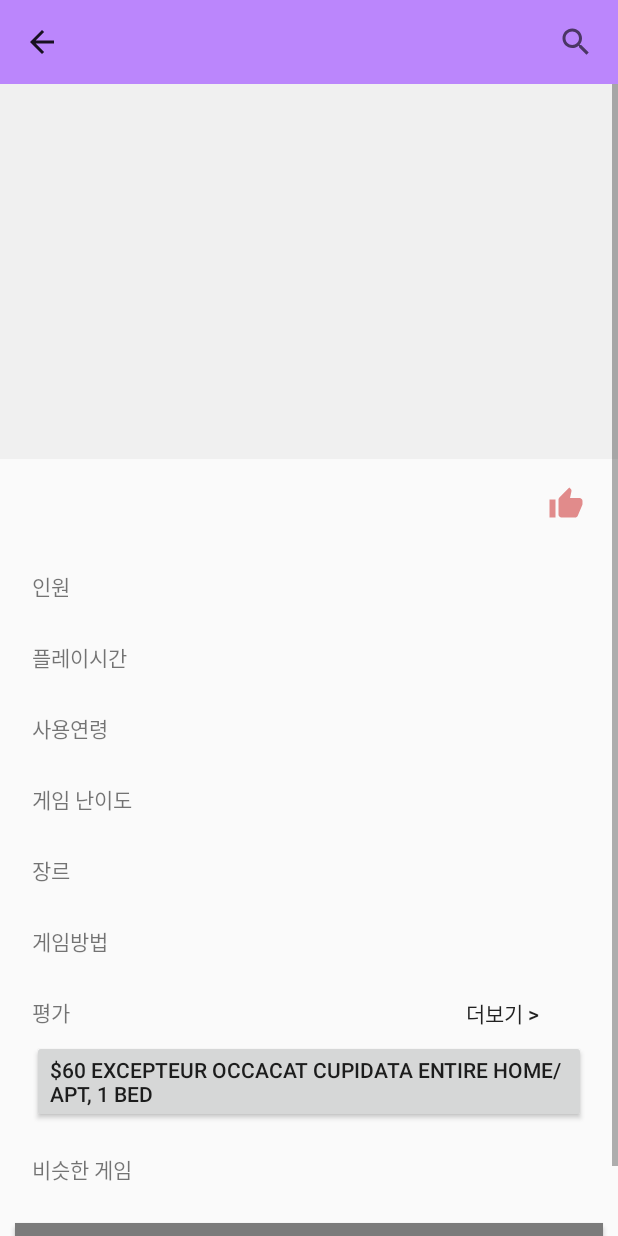
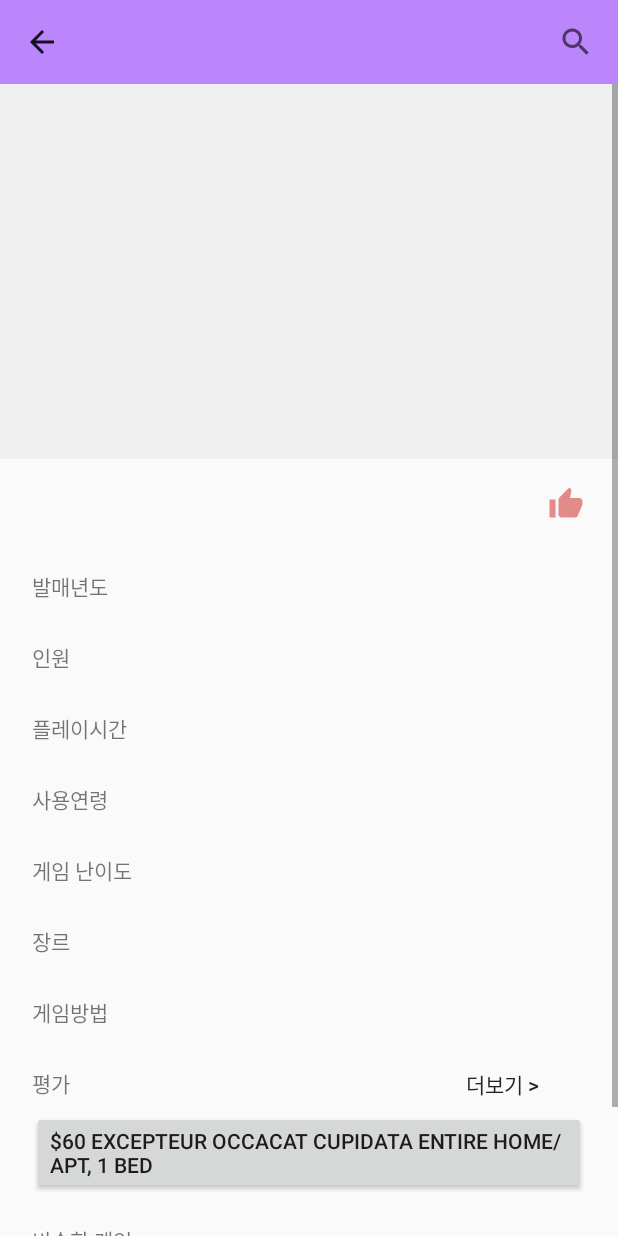
Before and after one commit to NyangX4/BoardGameApp_android, an Android app: the DetailActivity screen opened directly, with no data from a screen before it, on a phone screen of 412 x 824 dp. Run offline under Robolectric (Android 15) with nearby library versions, the phone set to English and light mode, and no system bars; our stand-ins replace data binding; 3 statements that could not run were skipped.

Commit message:
modified class BoardGames - add year variable

```diff
--- a/app/src/main/java/com/example/boardgame/model/BoardGames.kt
+++ b/app/src/main/java/com/example/boardgame/model/BoardGames.kt
@@ -4,6 +4,7 @@ class BoardGames {
     var id: Int? = 0
     var gameImage: Int? = 0
     var gameTitle: String? = null
+    var year : Int?  = 0
     var gameLevel: Float? = 0.0f
     var thumbCnt: Int? = 0
     var commentCnt: Int? = 0
@@ -16,11 +17,12 @@ class BoardGames {
     var rate: Float? = 0.0f
     var similarList: List<Int>? = null
 
-    constructor(id: Int?, gameImage: Int?, gameTitle: String?, gameLevel: Float?, thumbCnt: Int?, commentCnt: Int?,
+    constructor(id: Int?, gameImage: Int?, gameTitle: String?, year : Int?, gameLevel: Float?, thumbCnt: Int?, commentCnt: Int?,
                 themeList : List<String>?, people: String?, playTime: String?, age : String?, genre: String?, howToPlay: String?, rate: Float?, similarList: List<Int>?) {
         this.id = id
         this.gameImage = gameImage
         this.gameTitle = gameTitle
+        this.year = year
         this.gameLevel = gameLevel
         this.thumbCnt = thumbCnt
         this.commentCnt = commentCnt
@@ -34,6 +36,7 @@ class BoardGames {
         this.similarList = similarList
     }
 
+    fun yearToString() = year.toString() + "년"
     fun gameLevelToString() = gameLevel.toString() + " / 5"
     fun rateToString() = rate.toString() + " / 10"
 }
--- a/app/src/main/res/layout/activity_detail.xml
+++ b/app/src/main/res/layout/activity_detail.xml
@@ -111,6 +111,43 @@
                     </LinearLayout>
 
                     <androidx.constraintlayout.widget.ConstraintLayout
+                        android:id="@+id/detail_year_layout"
+                        android:layout_width="match_parent"
+                        android:layout_height="wrap_content"
+                        android:paddingLeft="5dp"
+                        android:paddingTop="10dp"
+                        android:paddingRight="5dp"
+                        android:paddingBottom="10dp"
+                        app:layout_constraintEnd_toEndOf="parent"
+                        app:layout_constraintStart_toStartOf="parent"
+                        app:layout_constraintTop_toBottomOf="@id/detail_title_layout">
+
+                        <TextView
+                            android:id="@+id/detail_year"
+                            android:layout_width="wrap_content"
+                            android:layout_height="wrap_content"
+                            android:layout_marginStart="16dp"
+                            android:layout_marginLeft="16dp"
+                            android:text="@string/year"
+                            app:layout_constraintBottom_toBottomOf="parent"
+                            app:layout_constraintStart_toStartOf="parent"
+                            app:layout_constraintTop_toTopOf="parent" />
+
+                        <TextView
+                            android:id="@+id/detail_year_tv"
+                            android:layout_width="wrap_content"
+                            android:layout_height="wrap_content"
+                            android:text="@{boardGame.yearToString()}"
+                            android:textSize="20sp"
+                            app:layout_constraintBottom_toBottomOf="parent"
+                            app:layout_constraintEnd_toEndOf="parent"
+                            app:layout_constraintHorizontal_bias="0.552"
+                            app:layout_constraintStart_toEndOf="@+id/detail_year"
+                            app:layout_constraintTop_toTopOf="parent" />
+
+                    </androidx.constraintlayout.widget.ConstraintLayout>
+
+                    <androidx.constraintlayout.widget.ConstraintLayout
                         android:id="@+id/detail_people_layout"
                         android:layout_width="match_parent"
                         android:layout_height="wrap_content"
@@ -120,7 +157,7 @@
                         android:paddingBottom="10dp"
                         app:layout_constraintEnd_toEndOf="parent"
                         app:layout_constraintStart_toStartOf="parent"
-                        app:layout_constraintTop_toBottomOf="@id/detail_title_layout">
+                        app:layout_constraintTop_toBottomOf="@id/detail_year_layout">
 
                         <TextView
                             android:id="@+id/detail_num"
--- a/app/src/main/res/values/strings.xml
+++ b/app/src/main/res/values/strings.xml
@@ -1,5 +1,6 @@
 <resources>
     <string name="app_name">BoardGame</string>
+    <string name="year">발매년도</string>
     <string name="num_people">인원</string>
     <string name="playTime">플레이시간</string>
     <string name="age">사용연령</string>
```
Also changed, not shown: app/src/main/java/com/example/boardgame/data/DummyRepository.kt (+7 -7 lines).
